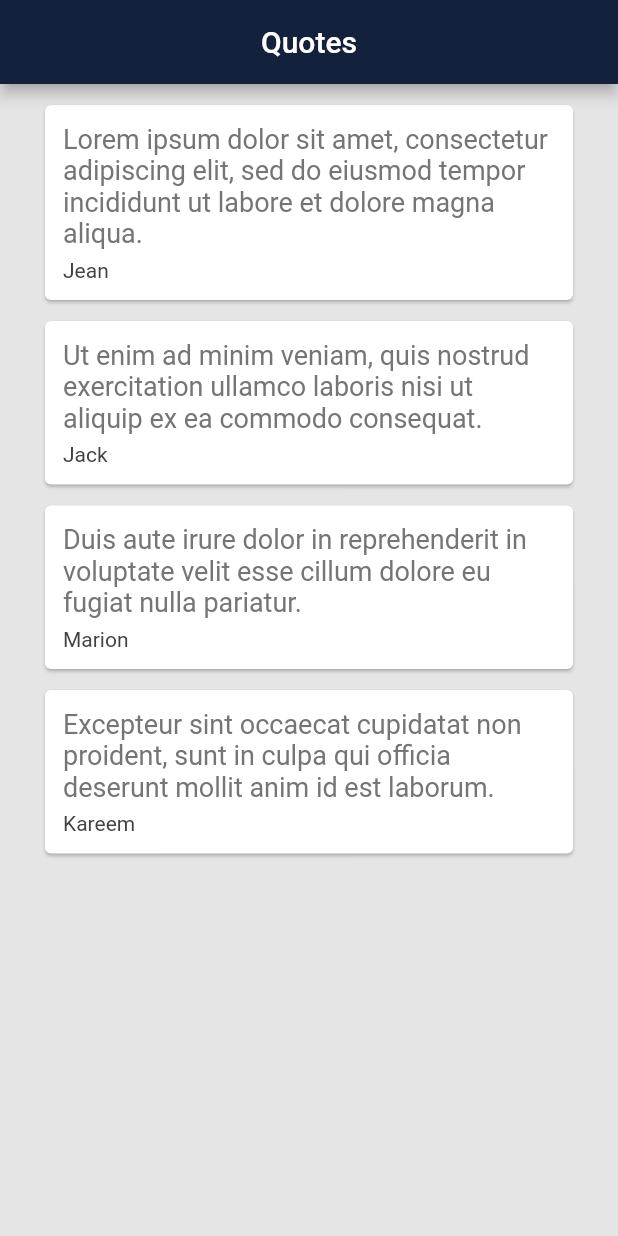
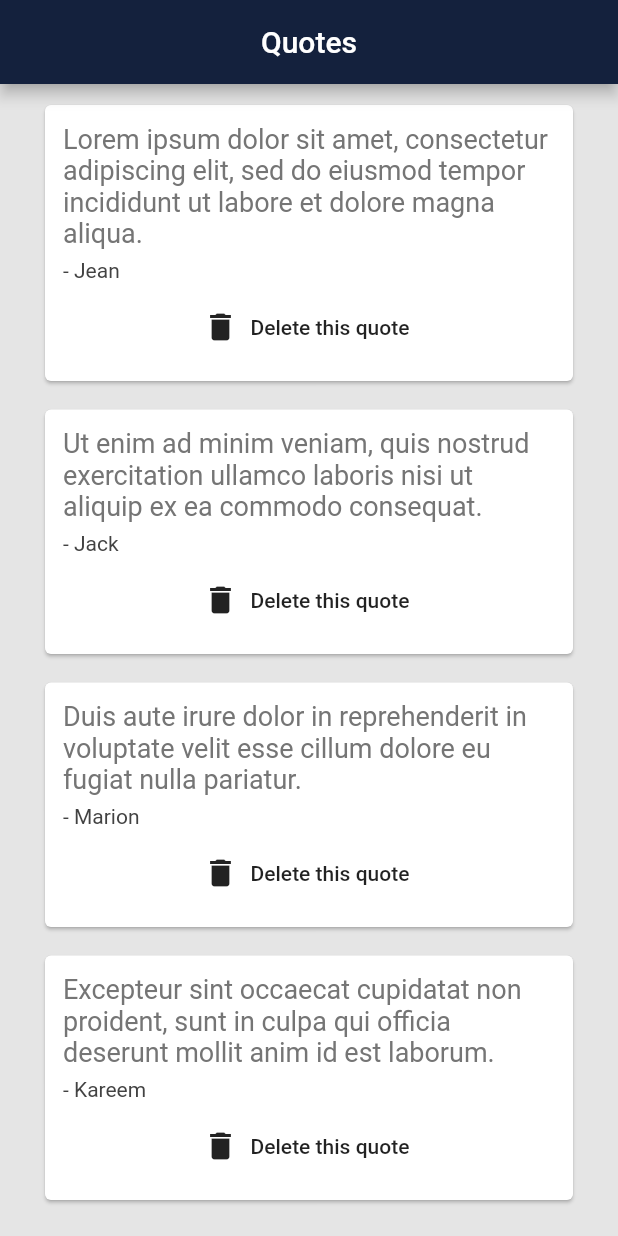
Before and after one commit to medericgb/flutter_app, a Flutter app: the screen it shows after launch, on a phone screen of 412 x 824 dp. Run offline on Flutter 3.47's test engine with Material 2 defaults, Android fonts, the phone set to English and light mode, and no system bars.

Commit message:
Quote Card

```diff
--- a/lib/main.dart
+++ b/lib/main.dart
@@ -1,5 +1,6 @@
 import 'package:flutter/material.dart';
 import 'quote.dart';
+import 'quote_card.dart';
 
 void main() => runApp(MaterialApp(
       home: QuotesList(),
@@ -36,37 +37,6 @@ class _QuotesListState extends State<QuotesList> {
     ),
   ];
 
-  Widget quoteTemplate(quote) {
-    return Card(
-      margin: const EdgeInsets.fromLTRB(14.0, 14.0, 14.0, 0),
-      child: Padding(
-        padding: const EdgeInsets.all(12.0),
-        child: Column(
-          crossAxisAlignment: CrossAxisAlignment.stretch,
-          children: <Widget>[
-            Text(
-              quote.text,
-              style: TextStyle(
-                fontSize: 18.0,
-                color: Colors.grey[600],
-              ),
-            ),
-            SizedBox(
-              height: 6.0,
-            ),
-            Text(
-              quote.author,
-              style: TextStyle(
-                fontSize: 14.0,
-                color: Colors.grey[800],
-              ),
-            )
-          ],
-        ),
-      ),
-    );
-  }
-
   @override
   Widget build(BuildContext context) {
     return Scaffold(
@@ -76,10 +46,20 @@ class _QuotesListState extends State<QuotesList> {
         backgroundColor: Color(0xFF14213d),
         centerTitle: true,
       ),
-      body: Container(
-        margin: const EdgeInsets.symmetric(horizontal: 16.0),
-        child: Column(
-          children: quotes.map((quote) => quoteTemplate(quote)).toList(),
+      body: SingleChildScrollView(
+        child: Container(
+          margin: const EdgeInsets.symmetric(horizontal: 16.0),
+          child: Column(
+            children: quotes
+                .map((quote) => QuoteCard(
+                    quote: quote,
+                    delete: () {
+                      setState(() {
+                        quotes.remove(quote);
+                      });
+                    }))
+                .toList(),
+          ),
         ),
       ),
     );
--- /dev/null
+++ b/lib/quote_card.dart
@@ -0,0 +1,48 @@
+import 'package:flutter/material.dart';
+import 'quote.dart';
+
+class QuoteCard extends StatelessWidget {
+  final Quote quote;
+  final Function delete;
+  QuoteCard({this.quote, this.delete});
+
+  @override
+  Widget build(BuildContext context) {
+    return Card(
+      margin: const EdgeInsets.fromLTRB(14.0, 14.0, 14.0, 5.0),
+      child: Padding(
+        padding: const EdgeInsets.all(12.0),
+        child: Column(
+          crossAxisAlignment: CrossAxisAlignment.stretch,
+          children: <Widget>[
+            Text(
+              quote.text,
+              style: TextStyle(
+                fontSize: 18.0,
+                color: Colors.grey[600],
+              ),
+            ),
+            SizedBox(
+              height: 6.0,
+            ),
+            Text(
+              '- ${quote.author}',
+              style: TextStyle(
+                fontSize: 14.0,
+                color: Colors.grey[800],
+              ),
+            ),
+            SizedBox(
+              height: 6.0,
+            ),
+            FlatButton.icon(
+              onPressed: delete,
+              icon: Icon(Icons.delete),
+              label: Text('Delete this quote'),
+            ),
+          ],
+        ),
+      ),
+    );
+  }
+}
```
